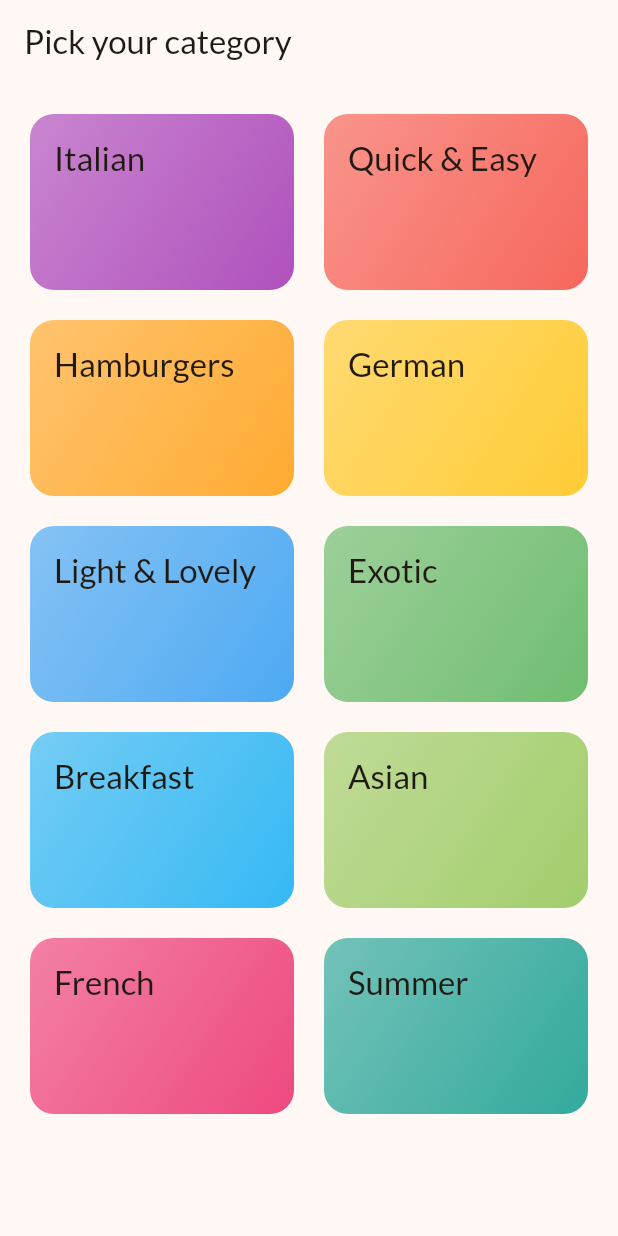
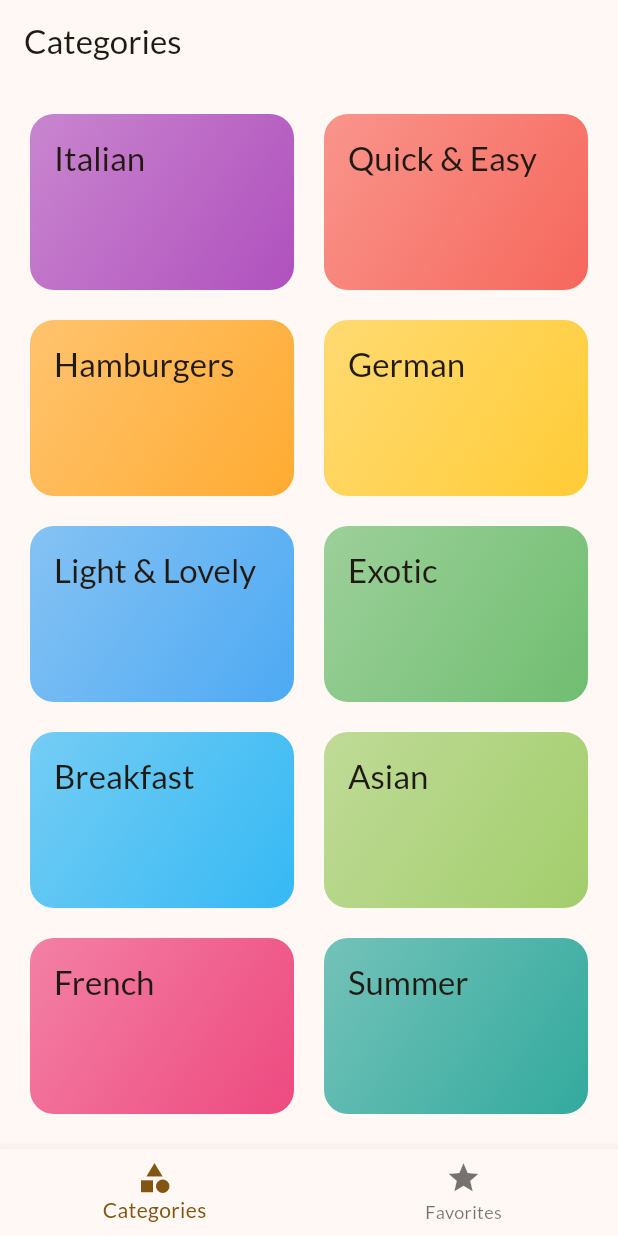
Before and after one commit to lcd11001/flutter-meals, a Flutter app: the screen it shows after launch, on a phone screen of 412 x 824 dp. Run offline on Flutter 3.47's test engine with Material 3 defaults, Android fonts, the phone set to English and light mode, and no system bars; our stand-ins replace google_fonts, transparent_image.

Commit message:
+ Tabs screen

```diff
--- a/lib/main.dart
+++ b/lib/main.dart
@@ -1,7 +1,7 @@
 import 'package:flutter/material.dart';
 import 'package:google_fonts/google_fonts.dart';
 
-import 'package:meals/screens/categories_screen.dart';
+import 'package:meals/screens/tabs_screen.dart';
 import 'package:meals/theme.dart';
 
 final ThemeData lightThemeData = ThemeData(
@@ -31,7 +31,7 @@ class MainApp extends StatelessWidget {
       themeMode: ThemeMode.system,
       theme: lightThemeData,
       darkTheme: darkThemeData,
-      home: const CategoriesScreen(),
+      home: const TabsScreen(),
     );
   }
 }
--- a/lib/screens/categories_screen.dart
+++ b/lib/screens/categories_screen.dart
@@ -24,11 +24,7 @@ class CategoriesScreen extends StatelessWidget {
   Widget build(BuildContext context) {
     const kPadding = 20.0;
 
-    return Scaffold(
-      appBar: AppBar(
-        title: const Text('Pick your category'),
-      ),
-      body: GridView(
+    return GridView(
       padding: const EdgeInsets.all(kPadding),
       gridDelegate: const SliverGridDelegateWithFixedCrossAxisCount(
         crossAxisCount: 2,
@@ -37,7 +33,6 @@ class CategoriesScreen extends StatelessWidget {
         mainAxisSpacing: kPadding,
       ),
       children: _buildGridItems(context),
-      ),
     );
   }
 
--- a/lib/screens/meal_detail_screen.dart
+++ b/lib/screens/meal_detail_screen.dart
@@ -1,5 +1,4 @@
 import 'package:flutter/material.dart';
-import 'package:flutter/widgets.dart';
 import 'package:meals/models/meal.dart';
 import 'package:transparent_image/transparent_image.dart';
 
@@ -13,9 +12,6 @@ class MealDetailScreen extends StatelessWidget {
 
   @override
   Widget build(BuildContext context) {
-    final colorScheme = Theme.of(context).colorScheme;
-    final textTheme = Theme.of(context).textTheme;
-
     return Scaffold(
       appBar: AppBar(
         title: Text(meal.title),
@@ -75,7 +71,7 @@ class MealDetailScreen extends StatelessWidget {
                   padding: EdgeInsets.only(top: 3.0),
                   child: Icon(
                     Icons.arrow_right,
-                    size: 15,
+                    size: 16,
                   ),
                 ),
                 const SizedBox(width: 8),
--- /dev/null
+++ b/lib/screens/tabs_screen.dart
@@ -0,0 +1,72 @@
+import 'package:flutter/material.dart';
+import 'package:meals/screens/categories_screen.dart';
+import 'package:meals/screens/meals_screen.dart';
+
+class TabsScreen extends StatefulWidget {
+  const TabsScreen({super.key});
+
+  @override
+  State<StatefulWidget> createState() => _TabsScreenState();
+}
+
+class _TabsScreenState extends State<TabsScreen> {
+  int _selectedPageIndex = 0;
+  String _title = 'Categories';
+
+  void _selectPage(int index) {
+    setState(() {
+      _selectedPageIndex = index;
+      _title = _getTitle();
+    });
+  }
+
+  String _getTitle() {
+    switch (_selectedPageIndex) {
+      case 0:
+        return 'Categories';
+
+      case 1:
+        return 'Your Favorites';
+
+      default:
+        return 'Categories';
+    }
+  }
+
+  Widget _getActivePage() {
+    switch (_selectedPageIndex) {
+      case 0:
+        return const CategoriesScreen();
+
+      case 1:
+        return const MealsScreen(meals: []);
+
+      default:
+        return const CategoriesScreen();
+    }
+  }
+
+  @override
+  Widget build(BuildContext context) {
+    return Scaffold(
+      appBar: AppBar(
+        title: Text(_title),
+      ),
+      body: _getActivePage(),
+      bottomNavigationBar: BottomNavigationBar(
+        currentIndex: _selectedPageIndex,
+        onTap: _selectPage,
+        items: const [
+          BottomNavigationBarItem(
+            icon: Icon(Icons.category),
+            label: 'Categories',
+          ),
+          BottomNavigationBarItem(
+            icon: Icon(Icons.star),
+            label: 'Favorites',
+          ),
+        ],
+      ),
+    );
+  }
+}
--- a/lib/widgets/meal_item.dart
+++ b/lib/widgets/meal_item.dart
@@ -28,7 +28,6 @@ class MealItem extends StatelessWidget {
   @override
   Widget build(BuildContext context) {
     final textTheme = Theme.of(context).textTheme;
-    final colorScheme = Theme.of(context).colorScheme;
 
     return Card(
       margin: const EdgeInsets.all(8),
--- a/lib/widgets/meal_item_trait.dart
+++ b/lib/widgets/meal_item_trait.dart
@@ -13,7 +13,6 @@ class MealItemTrait extends StatelessWidget {
   @override
   Widget build(BuildContext context) {
     final textTheme = Theme.of(context).textTheme;
-    final colorScheme = Theme.of(context).colorScheme;
 
     return Row(
       children: [
```
Also changed, not shown: lib/screens/meals_screen.dart (+9 -5 lines). Lines whose indentation alone changed are shown as unchanged.
